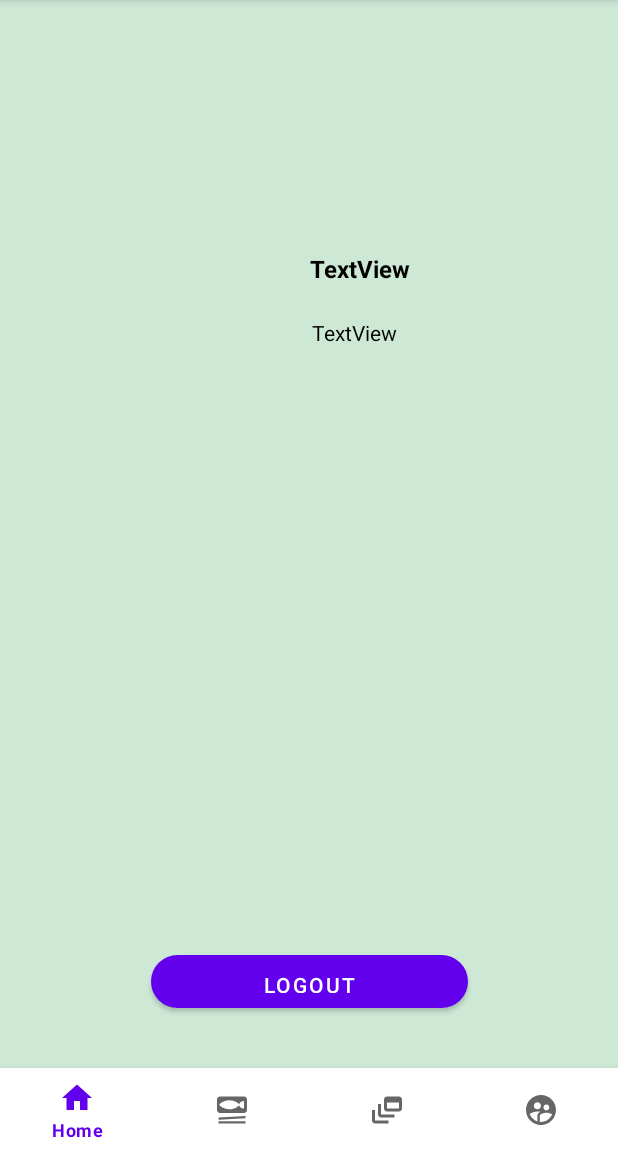
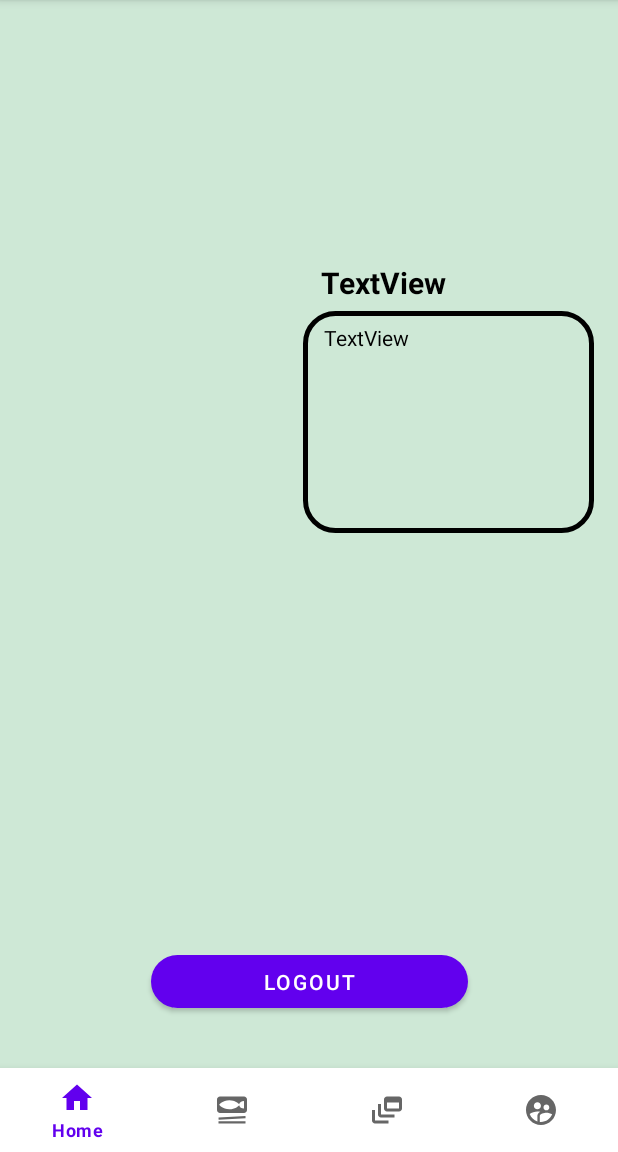
Before and after one commit to FItTracker-Group/FitTrack, an Android app: the fragment UserFragment placed in its activity, on a phone screen of 412 x 824 dp, the part 84-1236 px from its top. Run offline under Robolectric (Android 15) with nearby library versions, the phone set to English and light mode, and no system bars; libraries missing offline, so code that uses them is left out: com.parse; pictures from the network do not load; 3 statements that could not run were skipped.

Commit message:
ui changes

```diff
--- a/app/build.gradle
+++ b/app/build.gradle
@@ -50,4 +50,6 @@ dependencies {
     implementation 'com.google.android.material:material:1.0.0'
     implementation 'com.pierfrancescosoffritti.androidyoutubeplayer:core:10.0.5'
 
+    implementation 'com.pierfrancescosoffritti.androidyoutubeplayer:core:10.0.5'
+
 }
--- a/app/src/main/java/com/codepath/fittrack/fragments/LoginFragment.java
+++ b/app/src/main/java/com/codepath/fittrack/fragments/LoginFragment.java
@@ -13,6 +13,7 @@ import android.view.View;
 import android.view.ViewGroup;
 import android.widget.Button;
 import android.widget.EditText;
+import android.widget.ImageView;
 import android.widget.Toast;
 
 import com.codepath.fittrack.MainActivity;
@@ -29,8 +30,9 @@ import com.parse.ParseUser;
 public class LoginFragment extends Fragment {
 
     public static final String TAG = "LoginFragment";
+
     private EditText etUsername;
-    private  EditText etPassword;
+    private EditText etPassword;
     private Button btnLogin;
 
 
--- a/app/src/main/res/layout/fragment_user.xml
+++ b/app/src/main/res/layout/fragment_user.xml
@@ -23,6 +23,7 @@
         android:layout_marginBottom="40dp"
         android:background="@drawable/btn_bg"
         android:backgroundTint="#3F51B5"
+        android:paddingTop="2dp"
         android:text="Logout" />
 
     <ImageView
@@ -40,27 +41,32 @@
         android:layout_width="183dp"
         android:layout_height="wrap_content"
         android:layout_alignParentTop="true"
-        android:layout_marginStart="16dp"
-        android:layout_marginTop="137dp"
+        android:layout_marginStart="23dp"
+        android:layout_marginTop="144dp"
         android:layout_marginEnd="-47dp"
         android:layout_toStartOf="@+id/floatingActionButton2"
         android:layout_toEndOf="@+id/ivProfileImage"
         android:text="TextView"
         android:textColor="#000000"
-        android:textSize="16sp"
+        android:textSize="20sp"
         android:textStyle="bold"
         tools:text="name?" />
 
     <TextView
         android:id="@+id/tvProfileDescription"
-        android:layout_width="176dp"
-        android:layout_height="115dp"
+        android:layout_width="194dp"
+        android:layout_height="148dp"
         android:layout_below="@+id/tvProfileName"
         android:layout_alignParentEnd="true"
-        android:layout_marginStart="17dp"
-        android:layout_marginTop="22dp"
-        android:layout_marginEnd="23dp"
+        android:layout_marginStart="11dp"
+        android:layout_marginTop="5dp"
+        android:layout_marginEnd="16dp"
         android:layout_toEndOf="@+id/ivProfileImage"
+        android:background="@drawable/input_bg"
+        android:paddingStart="14dp"
+        android:paddingTop="8dp"
+        android:paddingEnd="14dp"
+        android:paddingBottom="8dp"
         android:text="TextView"
         android:textColor="#000000"
         tools:text="a long or short description about themselves" />
--- a/app/src/main/res/layout/item_post.xml
+++ b/app/src/main/res/layout/item_post.xml
@@ -43,6 +43,11 @@
         android:layout_marginTop="8dp"
         android:layout_marginEnd="8dp"
         android:layout_marginBottom="16dp"
+        android:background="@drawable/input_bg"
+        android:paddingStart="16dp"
+        android:paddingTop="12dp"
+        android:paddingEnd="16dp"
+        android:paddingBottom="14dp"
         android:text="Look at the image"
         android:textSize="20sp"
         app:layout_constraintTop_toBottomOf="@+id/ivImage"
```
